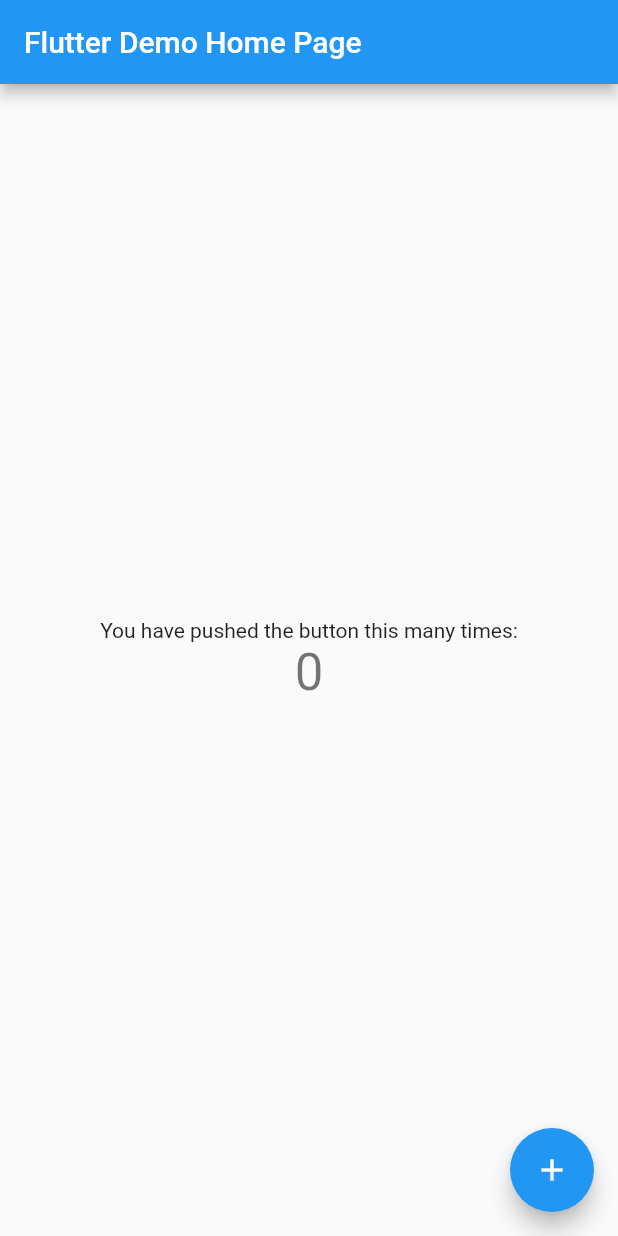
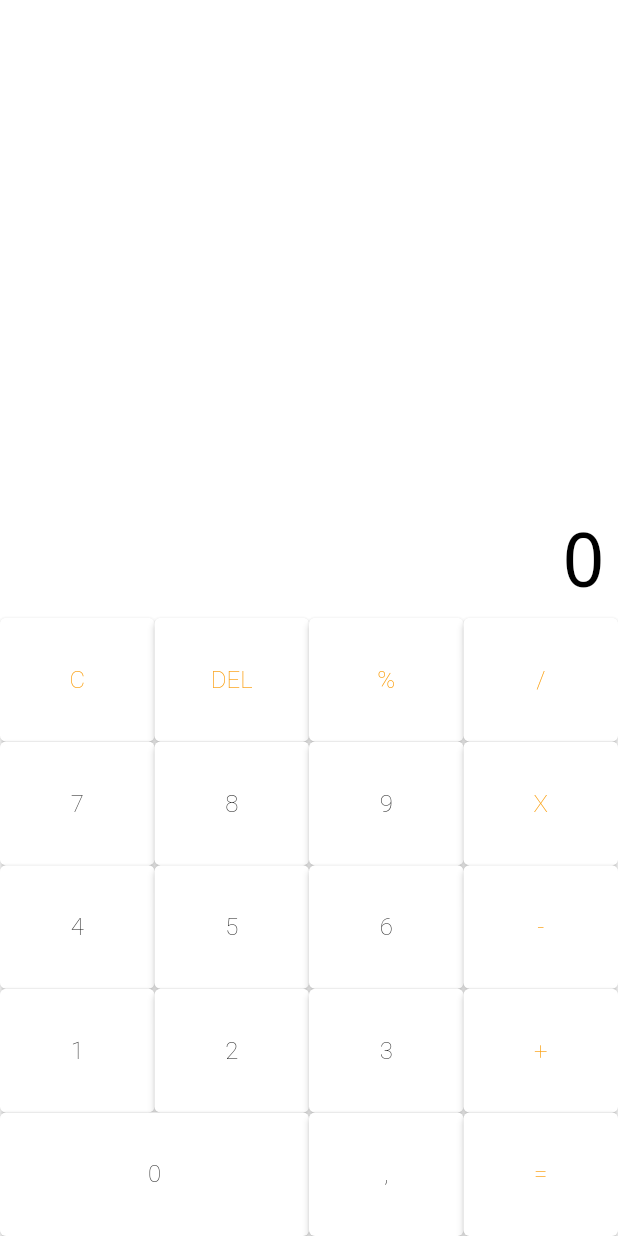
Before and after one commit to iannbraga/calculadora-flutter, a Flutter app: the screen it shows after launch, on a phone screen of 412 x 824 dp. Run offline on Flutter 3.47's test engine with Material 2 defaults, Android fonts, the phone set to English and light mode, and no system bars.

Commit message:
atualizando projeto

```diff
--- a/lib/main.dart
+++ b/lib/main.dart
@@ -1,4 +1,6 @@
+import 'package:calculadora_flutter/views/calculadora.dart';
 import 'package:flutter/material.dart';
+import 'package:flutter/services.dart';
 
 void main() {
   runApp(const MyApp());
@@ -7,109 +9,18 @@ void main() {
 class MyApp extends StatelessWidget {
   const MyApp({Key? key}) : super(key: key);
 
-  // This widget is the root of your application.
+  final String titulo = 'Calculadora';
+
   @override
   Widget build(BuildContext context) {
+    SystemChrome.setPreferredOrientations([
+      DeviceOrientation.portraitUp,
+    ]);
+
     return MaterialApp(
-      title: 'Flutter Demo',
-      theme: ThemeData(
-        // This is the theme of your application.
-        //
-        // Try running your application with "flutter run". You'll see the
-        // application has a blue toolbar. Then, without quitting the app, try
-        // changing the primarySwatch below to Colors.green and then invoke
-        // "hot reload" (press "r" in the console where you ran "flutter run",
-        // or simply save your changes to "hot reload" in a Flutter IDE).
-        // Notice that the counter didn't reset back to zero; the application
-        // is not restarted.
-        primarySwatch: Colors.blue,
-      ),
-      home: const MyHomePage(title: 'Flutter Demo Home Page'),
+      title: titulo,
+      debugShowCheckedModeBanner: false,
+      home: const Calculadora(),
     );
   }
 }
-
-class MyHomePage extends StatefulWidget {
-  const MyHomePage({Key? key, required this.title}) : super(key: key);
-
-  // This widget is the home page of your application. It is stateful, meaning
-  // that it has a State object (defined below) that contains fields that affect
-  // how it looks.
-
-  // This class is the configuration for the state. It holds the values (in this
-  // case the title) provided by the parent (in this case the App widget) and
-  // used by the build method of the State. Fields in a Widget subclass are
-  // always marked "final".
-
-  final String title;
-
-  @override
-  State<MyHomePage> createState() => _MyHomePageState();
-}
-
-class _MyHomePageState extends State<MyHomePage> {
-  int _counter = 0;
-
-  void _incrementCounter() {
-    setState(() {
-      // This call to setState tells the Flutter framework that something has
-      // changed in this State, which causes it to rerun the build method below
-      // so that the display can reflect the updated values. If we changed
-      // _counter without calling setState(), then the build method would not be
-      // called again, and so nothing would appear to happen.
-      _counter++;
-    });
-  }
-
-  @override
-  Widget build(BuildContext context) {
-    // This method is rerun every time setState is called, for instance as done
-    // by the _incrementCounter method above.
-    //
-    // The Flutter framework has been optimized to make rerunning build methods
-    // fast, so that you can just rebuild anything that needs updating rather
-    // than having to individually change instances of widgets.
-    return Scaffold(
-      appBar: AppBar(
-        // Here we take the value from the MyHomePage object that was created by
-        // the App.build method, and use it to set our appbar title.
-        title: Text(widget.title),
-      ),
-      body: Center(
-        // Center is a layout widget. It takes a single child and positions it
-        // in the middle of the parent.
-        child: Column(
-          // Column is also a layout widget. It takes a list of children and
-          // arranges them vertically. By default, it sizes itself to fit its
-          // children horizontally, and tries to be as tall as its parent.
-          //
-          // Invoke "debug painting" (press "p" in the console, choose the
-          // "Toggle Debug Paint" action from the Flutter Inspector in Android
-          // Studio, or the "Toggle Debug Paint" command in Visual Studio Code)
-          // to see the wireframe for each widget.
-          //
-          // Column has various properties to control how it sizes itself and
-          // how it positions its children. Here we use mainAxisAlignment to
-          // center the children vertically; the main axis here is the vertical
-          // axis because Columns are vertical (the cross axis would be
-          // horizontal).
-          mainAxisAlignment: MainAxisAlignment.center,
-          children: <Widget>[
-            const Text(
-              'You have pushed the button this many times:',
-            ),
-            Text(
-              '$_counter',
-              style: Theme.of(context).textTheme.headline4,
-            ),
-          ],
-        ),
-      ),
-      floatingActionButton: FloatingActionButton(
-        onPressed: _incrementCounter,
-        tooltip: 'Increment',
-        child: const Icon(Icons.add),
-      ), // This trailing comma makes auto-formatting nicer for build methods.
-    );
-  }
-}
--- /dev/null
+++ b/lib/models/memory.dart
@@ -0,0 +1,15 @@
+class Memory {
+  String _value = '0';
+
+  void applyCommand(String command) {
+    if (command == 'C') {
+      _value = '0';
+    } else {
+      _value += command;
+    }
+  }
+
+  String get value {
+    return _value;
+  }
+}
--- /dev/null
+++ b/lib/views/calculadora.dart
@@ -0,0 +1,33 @@
+import 'package:calculadora_flutter/models/memory.dart';
+import 'package:calculadora_flutter/widgets/display.dart';
+import 'package:calculadora_flutter/widgets/keyboard.dart';
+import 'package:flutter/material.dart';
+
+class Calculadora extends StatefulWidget {
+  const Calculadora({Key? key}) : super(key: key);
+
+  @override
+  State<Calculadora> createState() => _CalculadoraState();
+}
+
+class _CalculadoraState extends State<Calculadora> {
+  final Memory memory = Memory();
+
+  _onPressed(String command) {
+    setState(() {
+      memory.applyCommand(command);
+    });
+  }
+
+  @override
+  Widget build(BuildContext context) {
+    return SafeArea(
+      child: Column(
+        children: <Widget>[
+          Display(text: memory.value),
+          Keyboard(_onPressed),
+        ],
+      ),
+    );
+  }
+}
--- /dev/null
+++ b/lib/widgets/button.dart
@@ -0,0 +1,56 @@
+import 'package:flutter/material.dart';
+
+class Button extends StatelessWidget {
+  static const _default = Color.fromARGB(255, 0, 0, 0);
+  static const _operation = Color.fromRGBO(250, 158, 13, 1);
+
+  final String text;
+  final int size;
+  final Color color;
+  final void Function(String) cb;
+
+  const Button({
+    Key? key,
+    this.text = '1',
+    this.size = 1,
+    this.color = _default,
+    required this.cb,
+  }) : super(key: key);
+
+  const Button.big({
+    Key? key,
+    this.text = '',
+    this.size = 2,
+    this.color = _default,
+    required this.cb,
+  }) : super(key: key);
+
+  const Button.operation({
+    Key? key,
+    this.text = '1',
+    this.size = 1,
+    this.color = _operation,
+    required this.cb,
+  }) : super(key: key);
+
+  @override
+  Widget build(BuildContext context) {
+    return Expanded(
+      flex: size,
+      child: ElevatedButton(
+        style: ButtonStyle(
+          backgroundColor: MaterialStateProperty.all(Colors.white),
+        ),
+        child: Text(
+          text,
+          style: TextStyle(
+            color: color,
+            fontWeight: FontWeight.w200,
+            fontSize: 16,
+          ),
+        ),
+        onPressed: () => cb(text),
+      ),
+    );
+  }
+}
--- /dev/null
+++ b/lib/widgets/button_row.dart
@@ -0,0 +1,18 @@
+import 'package:calculadora_flutter/widgets/button.dart';
+import 'package:flutter/material.dart';
+
+class ButtonRow extends StatelessWidget {
+  final List<Button> buttons;
+
+  const ButtonRow(this.buttons, {Key? key}) : super(key: key);
+
+  @override
+  Widget build(BuildContext context) {
+    return Expanded(
+      child: Row(
+        crossAxisAlignment: CrossAxisAlignment.stretch,
+        children: buttons,
+      ),
+    );
+  }
+}
--- /dev/null
+++ b/lib/widgets/display.dart
@@ -0,0 +1,37 @@
+import 'package:flutter/material.dart';
+
+class Display extends StatelessWidget {
+  final String text;
+
+  const Display({Key? key, this.text = '0'}) : super(key: key);
+
+  @override
+  Widget build(BuildContext context) {
+    return Expanded(
+      flex: 1,
+      child: Container(
+        color: Colors.white,
+        child: Column(
+          mainAxisAlignment: MainAxisAlignment.end,
+          crossAxisAlignment: CrossAxisAlignment.stretch,
+          children: [
+            Padding(
+              padding: const EdgeInsets.all(8.0),
+              child: Text(
+                text,
+                maxLines: 1,
+                textAlign: TextAlign.end,
+                style: const TextStyle(
+                  fontWeight: FontWeight.w100,
+                  decoration: TextDecoration.none,
+                  fontSize: 50,
+                  color: Colors.black,
+                ),
+              ),
+            ),
+          ],
+        ),
+      ),
+    );
+  }
+}
--- /dev/null
+++ b/lib/widgets/keyboard.dart
@@ -0,0 +1,58 @@
+import 'package:calculadora_flutter/widgets/button.dart';
+import 'package:calculadora_flutter/widgets/button_row.dart';
+import 'package:flutter/material.dart';
+
+class Keyboard extends StatelessWidget {
+  final void Function(String) cb;
+
+  Keyboard(this.cb, {Key? key}) : super(key: key);
+
+  @override
+  Widget build(BuildContext context) {
+    return Expanded(
+      child: Column(
+        children: <Widget>[
+          ButtonRow(
+            [
+              Button.operation(cb: cb, text: 'C'),
+              Button.operation(cb: cb, text: 'DEL'),
+              Button.operation(cb: cb, text: '%'),
+              Button.operation(cb: cb, text: '/'),
+            ],
+          ),
+          ButtonRow(
+            [
+              Button(cb: cb, text: '7'),
+              Button(cb: cb, text: '8'),
+              Button(cb: cb, text: '9'),
+              Button.operation(cb: cb, text: 'X'),
+            ],
+          ),
+          ButtonRow(
+            [
+              Button(cb: cb, text: '4'),
+              Button(cb: cb, text: '5'),
+              Button(cb: cb, text: '6'),
+              Button.operation(cb: cb, text: '-'),
+            ],
+          ),
+          ButtonRow(
+            [
+              Button(cb: cb, text: '1'),
+              Button(cb: cb, text: '2'),
+              Button(cb: cb, text: '3'),
+              Button.operation(cb: cb, text: '+'),
+            ],
+          ),
+          ButtonRow(
+            [
+              Button.big(cb: cb, text: '0'),
+              Button(cb: cb, text: ','),
+              Button.operation(cb: cb, text: '='),
+            ],
+          ),
+        ],
+      ),
+    );
+  }
+}
```
